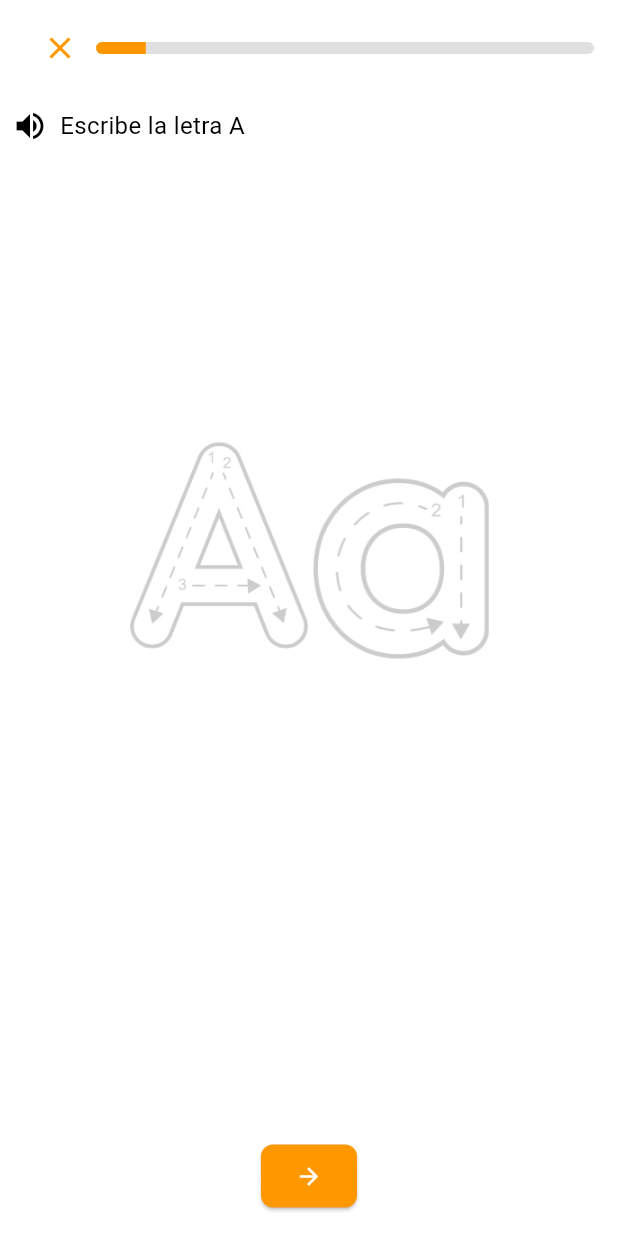
After one commit to arlethC12/LETRAXLETRA, a Flutter app: the LetterTracingScreen screen opened directly, on a phone screen of 412 x 824 dp. The commit adds this screen. Run offline on Flutter 3.47's test engine with Material 3 defaults, Android fonts, the phone set to English and light mode, and no system bars; our stand-ins replace audioplayers, speech_to_text, video_player.

Commit message:
proceso de ejercicios

```diff
--- /dev/null
+++ b/lib/vocalA/escriba.dart
@@ -0,0 +1,220 @@
+import 'package:flutter/material.dart';
+
+void main() => runApp(EscribaScreen());
+
+class EscribaScreen extends StatelessWidget {
+  @override
+  Widget build(BuildContext context) {
+    return MaterialApp(
+      home: LetterTracingScreen(),
+      debugShowCheckedModeBanner: false,
+    );
+  }
+}
+
+class LetterTracingScreen extends StatefulWidget {
+  @override
+  _LetterTracingScreenState createState() => _LetterTracingScreenState();
+}
+
+class _LetterTracingScreenState extends State<LetterTracingScreen> {
+  List<Offset?> points = [];
+  Offset? currentPencilPos;
+
+  @override
+  Widget build(BuildContext context) {
+    final double imageWidth = MediaQuery.of(context).size.width * 0.8;
+    final double imageHeight = 300;
+    final double horizontalMargin =
+        (MediaQuery.of(context).size.width - imageWidth) / 2;
+
+    return Scaffold(
+      backgroundColor: Colors.white,
+      body: SafeArea(
+        child: Column(
+          children: [
+            // Barra superior con progreso y botón de salir
+            Padding(
+              padding: const EdgeInsets.symmetric(
+                horizontal: 16.0,
+                vertical: 8.0,
+              ),
+              child: Row(
+                children: [
+                  IconButton(
+                    icon: const Icon(Icons.close, color: Colors.orange),
+                    onPressed: () {
+                      Navigator.pop(context);
+                    },
+                  ),
+                  Expanded(
+                    child: ClipRRect(
+                      borderRadius: BorderRadius.circular(12),
+                      child: LinearProgressIndicator(
+                        value: 0.1,
+                        backgroundColor: Colors.grey[300],
+                        valueColor: const AlwaysStoppedAnimation<Color>(
+                          Colors.orange,
+                        ),
+                        minHeight: 8,
+                      ),
+                    ),
+                  ),
+                ],
+              ),
+            ),
+
+            // Texto de instrucción con ícono de audio
+            Padding(
+              padding: const EdgeInsets.all(8.0),
+              child: Row(
+                children: const [
+                  Icon(Icons.volume_up, color: Colors.black),
+                  SizedBox(width: 8),
+                  Text(
+                    'Escribe la letra A',
+                    style: TextStyle(fontSize: 16, color: Colors.black),
+                  ),
+                ],
+              ),
+            ),
+
+            // Área de dibujo con imagen y lápiz
+            Expanded(
+              child: Center(
+                child: SizedBox(
+                  width: imageWidth,
+                  height: imageHeight,
+                  child: Stack(
+                    children: [
+                      // Imagen guía con opacidad
+                      Opacity(
+                        opacity: 0.2,
+                        child: Image.asset(
+                          'assets/letraA.jpg',
+                          width: imageWidth,
+                          height: imageHeight,
+                          fit: BoxFit.contain,
+                          errorBuilder: (context, error, stackTrace) {
+                            return Container(
+                              color: Colors.red.withOpacity(0.1),
+                              child: const Center(
+                                child: Text(
+                                  'No se pudo cargar la imagen\nVerifica assets/letraA.jpg',
+                                  style: TextStyle(color: Colors.red),
+                                  textAlign: TextAlign.center,
+                                ),
+                              ),
+                            );
+                          },
+                        ),
+                      ),
+
+                      // Área para pintar
+                      GestureDetector(
+                        onPanUpdate: (details) {
+                          RenderBox box =
+                              context.findRenderObject() as RenderBox;
+                          Offset localPosition = box.globalToLocal(
+                            details.globalPosition,
+                          );
+
+                          double dx = localPosition.dx;
+                          double dy =
+                              localPosition.dy - 160; // ajuste por padding
+
+                          if (dx >= horizontalMargin &&
+                              dx <= horizontalMargin + imageWidth &&
+                              dy >= 0 &&
+                              dy <= imageHeight) {
+                            setState(() {
+                              points.add(Offset(dx - horizontalMargin, dy));
+                              currentPencilPos = Offset(
+                                dx - horizontalMargin,
+                                dy,
+                              );
+                            });
+                          }
+                        },
+                        onPanEnd: (_) {
+                          setState(() {
+                            points.add(null);
+                            currentPencilPos = null;
+                          });
+                        },
+                        child: CustomPaint(
+                          painter: LetterPainter(points),
+                          child: Container(),
+                        ),
+                      ),
+
+                      // Ícono de lápiz donde se está dibujando
+                      if (currentPencilPos != null)
+                        Positioned(
+                          left: currentPencilPos!.dx - 10,
+                          top: currentPencilPos!.dy - 20,
+                          child: const Icon(
+                            Icons.create,
+                            color: Color.fromARGB(255, 209, 132, 17),
+                            size: 24,
+                          ),
+                        ),
+                    ],
+                  ),
+                ),
+              ),
+            ),
+
+            // Botón de siguiente (por ahora borra el trazo)
+            Padding(
+              padding: const EdgeInsets.symmetric(vertical: 16.0),
+              child: ElevatedButton(
+                style: ElevatedButton.styleFrom(
+                  backgroundColor: Colors.orange,
+                  shape: RoundedRectangleBorder(
+                    borderRadius: BorderRadius.circular(8),
+                  ),
+                  padding: const EdgeInsets.symmetric(
+                    horizontal: 20,
+                    vertical: 12,
+                  ),
+                ),
+                onPressed: () {
+                  setState(() {
+                    points.clear();
+                    currentPencilPos = null;
+                  });
+                },
+                child: const Icon(Icons.arrow_forward, color: Colors.white),
+              ),
+            ),
+          ],
+        ),
+      ),
+    );
+  }
+}
+
+class LetterPainter extends CustomPainter {
+  final List<Offset?> points;
+
+  LetterPainter(this.points);
+
+  @override
+  void paint(Canvas canvas, Size size) {
+    final Paint pathPaint =
+        Paint()
+          ..color = const Color.fromARGB(255, 12, 13, 14)
+          ..strokeWidth = 4
+          ..strokeCap = StrokeCap.round;
+
+    for (int i = 0; i < points.length - 1; i++) {
+      if (points[i] != null && points[i + 1] != null) {
+        canvas.drawLine(points[i]!, points[i + 1]!, pathPaint);
+      }
+    }
+  }
+
+  @override
+  bool shouldRepaint(LetterPainter oldDelegate) => true;
+}
--- a/pubspec.yaml
+++ b/pubspec.yaml
@@ -133,11 +133,13 @@ flutter:
     - assets/book.jpg
     - assets/tiger.png
     - assets/corona.png
+    - assets/letraA.jpg
     - assets/audios/Regis.mp3
     - assets/audios/dinombre.mp3
     - assets/audios/edad.mp3
     - assets/audios/telefono.mp3
     - assets/audios/avatar.mp3
+
 
 
 
```
Also changed, not shown: lib/vocalA/vocala.dart (+10 -8 lines), assets/letraA.jpg (added), pubspec.lock.
